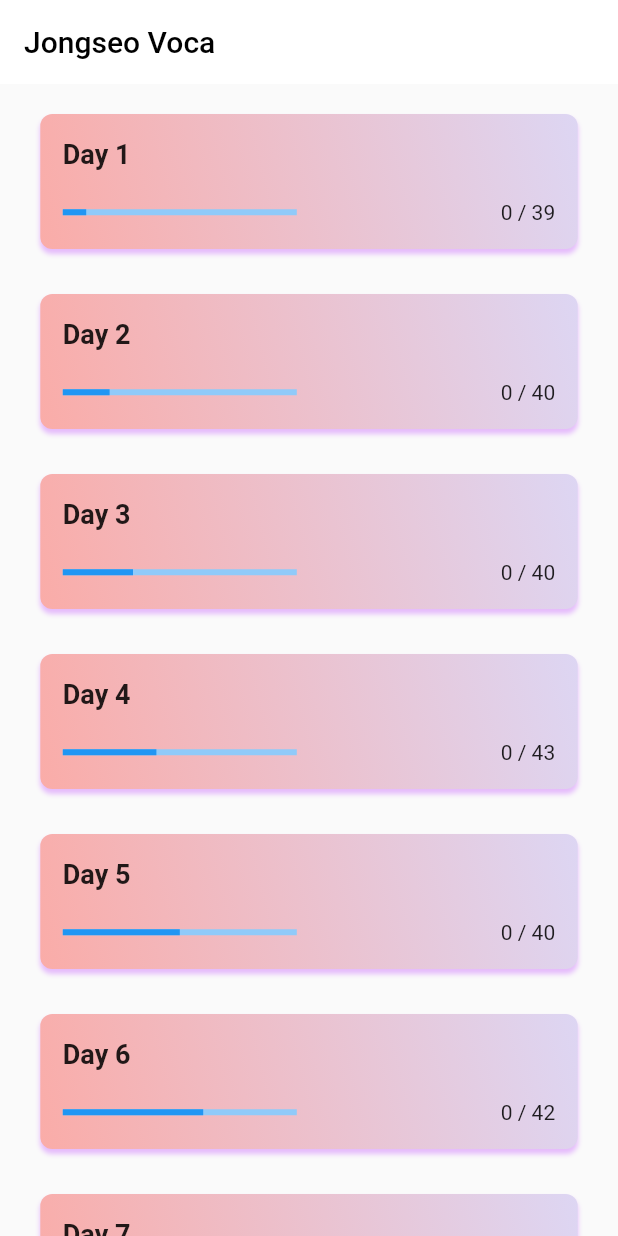
After one commit to wonjongseo/toeic-voca-front, a Flutter app: the screen it shows after launch, on a phone screen of 412 x 824 dp. The commit adds this screen. Run offline on Flutter 3.47's test engine with Material 2 defaults, Android fonts, the phone set to English and light mode, and no system bars; our stand-ins replace flutter_tts; missing offline and left inert: dart:ffi.

Commit message:
clean code

```diff
--- /dev/null
+++ b/lib/constants/constatns.dart
@@ -0,0 +1,22 @@
+
+
+import 'package:flutter/animation.dart';
+import 'package:flutter/cupertino.dart';
+
+
+ BoxShadow cBoxShadow =  BoxShadow(
+                  offset: const Offset(0, 3),
+                  blurRadius: 2,
+                  color: const Color(0xFFA600FF).withOpacity(0.25),
+                );
+
+
+
+  LinearGradient cLinearGradient =const LinearGradient(
+                begin: Alignment.topRight,
+                end: Alignment.bottomLeft,
+                colors: [
+                  Color(0xFFddd6f3),
+                  Color(0xFFfaaca8),
+                ],
+              );
--- a/lib/main.dart
+++ b/lib/main.dart
@@ -9,12 +9,11 @@ void main() {
 class MyApp extends StatelessWidget {
   const MyApp({super.key});
 
-  // This widget is the root of your application.
   @override
   Widget build(BuildContext context) {
     return MaterialApp(
       debugShowCheckedModeBanner: false,
-      title: 'Flutter Demo',
+      title: 'Jongseo Voca',
       home: HomeScreen(),
     );
   }
--- /dev/null
+++ b/lib/screens/days/components/day_card.dart
@@ -0,0 +1,78 @@
+
+import 'package:flutter/cupertino.dart';
+import 'package:flutter/material.dart';
+import 'package:jongseo_toeic/constants/constatns.dart';
+import 'package:jongseo_toeic/constants/voca.dart';
+import 'package:jongseo_toeic/screens/days/days_screen.dart';
+
+class DayCard extends StatelessWidget {
+  const DayCard({
+    Key? key,
+    required this.size, required this.index,
+  }) : super(key: key);
+
+  final Size size;
+  final int index;
+
+  @override
+  Widget build(BuildContext context) {
+    return Row(
+      mainAxisAlignment: MainAxisAlignment.center,
+      children: [
+        InkWell(
+          onTap: () {
+            Navigator.push(
+              context,
+              MaterialPageRoute(
+                builder: (context) => DayScreen(
+                  vocas: Voca.getDay(index),
+                ),
+              ),
+            );
+          },
+          child: Container(
+            margin: const EdgeInsets.only(bottom: 30),
+            height: 90,
+            width: size.width / 1.15,
+            decoration: BoxDecoration(
+              borderRadius: BorderRadius.circular(8.0),
+              color: Colors.yellow,
+              boxShadow: [
+                cBoxShadow
+              ],
+              gradient: cLinearGradient
+            ),
+            child: Padding(
+              padding: const EdgeInsets.only(left: 15, right: 15),
+              child: Column(
+                crossAxisAlignment: CrossAxisAlignment.start,
+                mainAxisAlignment: MainAxisAlignment.center,
+                children: [
+                  Text(
+                    'Day $index',
+                    style: const TextStyle(
+                        fontSize: 18, fontWeight: FontWeight.bold),
+                  ),
+                  const SizedBox(height: 20),
+                  Row(
+                    mainAxisAlignment:
+                        MainAxisAlignment.spaceBetween,
+                    children: [
+                      SizedBox(
+                        width: size.width / 2 - 50,
+                        child: LinearProgressIndicator(
+                          value: (0.1 * index),
+                        ),
+                      ),
+                      Text(' 0 / ${Voca.getCountOfDay(index)}'),
+                    ],
+                  )
+                ],
+              ),
+            ),
+          ),
+        ),
+      ],
+    );
+  }
+}
--- /dev/null
+++ b/lib/screens/days/components/days_list.dart
@@ -0,0 +1,32 @@
+
+import 'package:flutter/cupertino.dart';
+import 'package:jongseo_toeic/constants/voca.dart';
+import 'package:jongseo_toeic/screens/days/components/day_card.dart';
+import 'package:jongseo_toeic/screens/home_screen.dart';
+
+class DaysList extends StatelessWidget {
+  const DaysList({
+    Key? key,
+    required this.size,
+  }) : super(key: key);
+
+  final Size size;
+
+  @override
+  Widget build(BuildContext context) {
+    return ListView(
+      children: List.generate(
+        Voca.getDayCount(),
+        (index) {
+          if (index == 0) {
+            return Container(
+              margin: const EdgeInsets.only(bottom: 20),
+            );
+          } else {
+            return DayCard(size: size, index: index);
+          }
+        },
+      ),
+    );
+  }
+}
--- a/lib/screens/day_screen.dart
+++ b/lib/screens/days/days_screen.dart
@@ -1,7 +1,7 @@
 import 'package:flutter/material.dart';
 import 'package:jongseo_toeic/constants/voca.dart';
-import 'package:jongseo_toeic/screens/voca_card.dart';
-import 'package:jongseo_toeic/screens/voca_section.dart';
+import 'package:jongseo_toeic/screens/voca/voca_card.dart';
+import 'package:jongseo_toeic/screens/voca/voca_section.dart';
 
 class DayScreen extends StatefulWidget {
   const DayScreen({super.key, required this.vocas});
--- a/lib/screens/voca_section.dart
+++ b/lib/screens/voca/voca_section.dart
@@ -3,7 +3,7 @@ import 'dart:ffi';
 import 'package:flutter/material.dart';
 import 'package:flutter/src/widgets/container.dart';
 import 'package:flutter/src/widgets/framework.dart';
-import 'package:jongseo_toeic/screens/vocas.dart';
+import 'package:jongseo_toeic/screens/voca/vocas.dart';
 
 class VocaSection extends StatelessWidget {
   const VocaSection({super.key, required this.vocas});
```
Also changed, not shown: lib/screens/home_screen.dart (+4 -83 lines), lib/screens/voca/vocas.dart (added, +89 -0 lines), lib/screens/vocas.dart (deleted, +0 -85 lines), lib/screens/voca/voca_card.dart (renamed from lib/screens/voca_card.dart), pubspec.lock.
